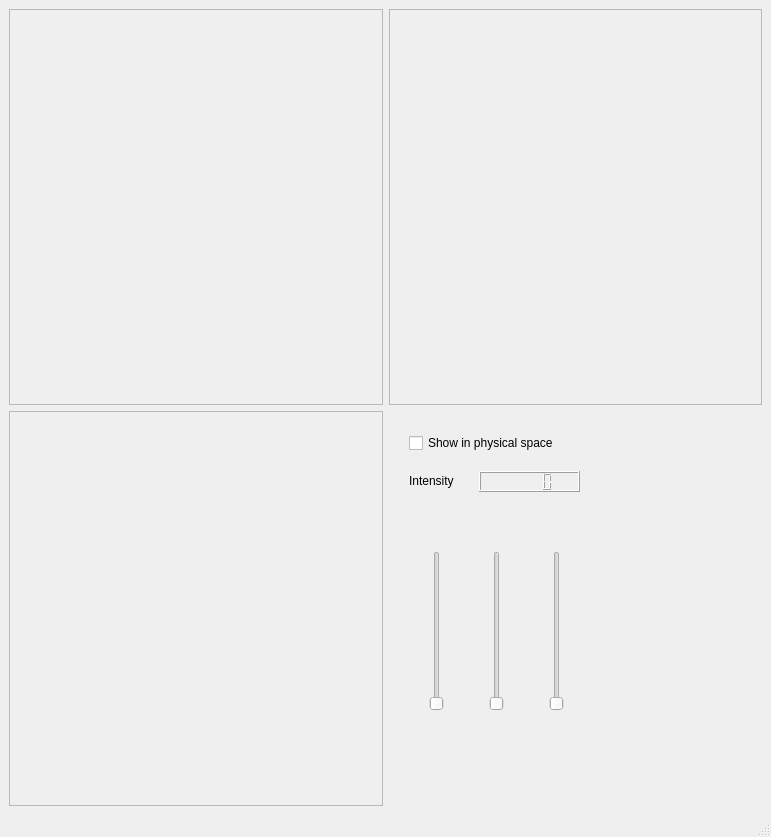
Old version of the form apps/isisViewer/forms/isisViewerMain.ui in the repository isis-group/isis.
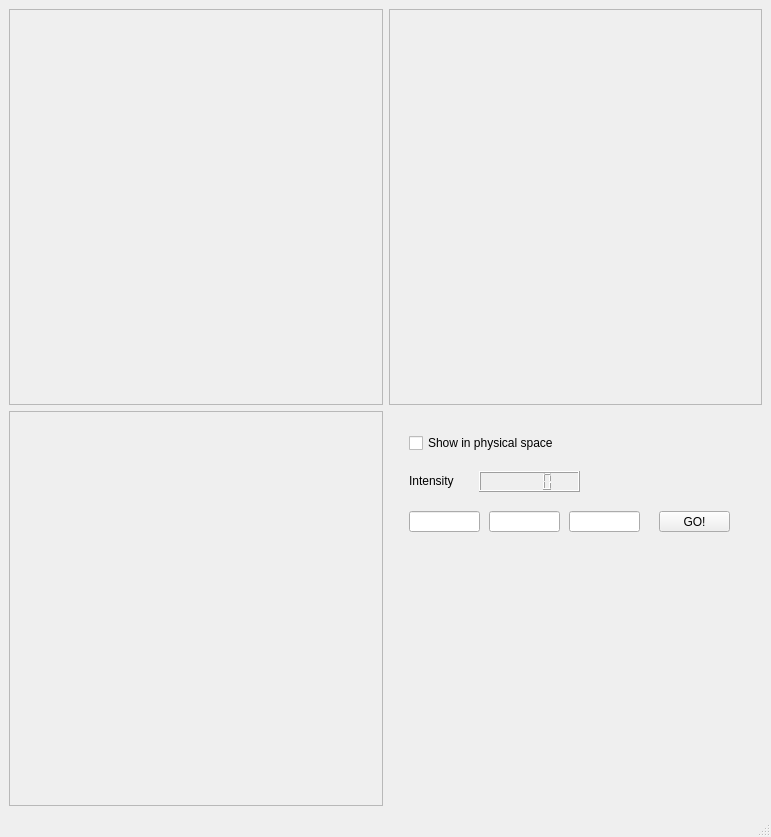
New version of the form.

Diff of the .ui file:
```diff
--- a/apps/isisViewer/forms/isisViewerMain.ui
+++ b/apps/isisViewer/forms/isisViewerMain.ui
@@ -86,43 +86,47 @@
         <string/>
        </property>
       </widget>
-      <widget class="QSlider" name="verticalSlider">
+      <widget class="QLineEdit" name="xEdit">
        <property name="geometry">
         <rect>
-         <x>40</x>
-         <y>140</y>
-         <width>16</width>
-         <height>160</height>
+         <x>20</x>
+         <y>100</y>
+         <width>71</width>
+         <height>21</height>
         </rect>
        </property>
-       <property name="orientation">
-        <enum>Qt::Vertical</enum>
+      </widget>
+      <widget class="QLineEdit" name="zEdit">
+       <property name="geometry">
+        <rect>
+         <x>180</x>
+         <y>100</y>
+         <width>71</width>
+         <height>21</height>
+        </rect>
        </property>
       </widget>
-      <widget class="QSlider" name="verticalSlider_2">
+      <widget class="QLineEdit" name="yEdit">
        <property name="geometry">
         <rect>
          <x>100</x>
-         <y>140</y>
-         <width>16</width>
-         <height>160</height>
+         <y>100</y>
+         <width>71</width>
+         <height>21</height>
         </rect>
        </property>
-       <property name="orientation">
-        <enum>Qt::Vertical</enum>
-       </property>
       </widget>
-      <widget class="QSlider" name="verticalSlider_3">
+      <widget class="QPushButton" name="goButton">
        <property name="geometry">
         <rect>
-         <x>160</x>
-         <y>140</y>
-         <width>16</width>
-         <height>160</height>
+         <x>270</x>
+         <y>100</y>
+         <width>71</width>
+         <height>21</height>
         </rect>
        </property>
-       <property name="orientation">
-        <enum>Qt::Vertical</enum>
+       <property name="text">
+        <string>GO!</string>
        </property>
       </widget>
      </widget>
```
